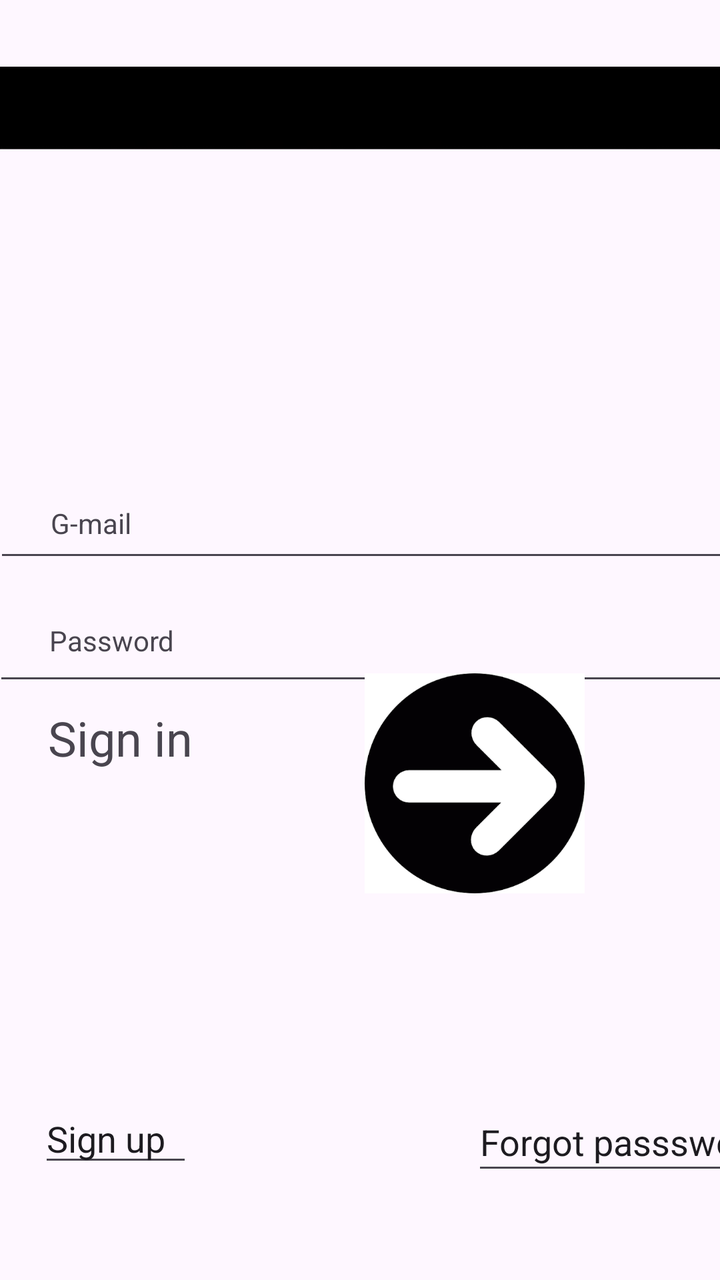
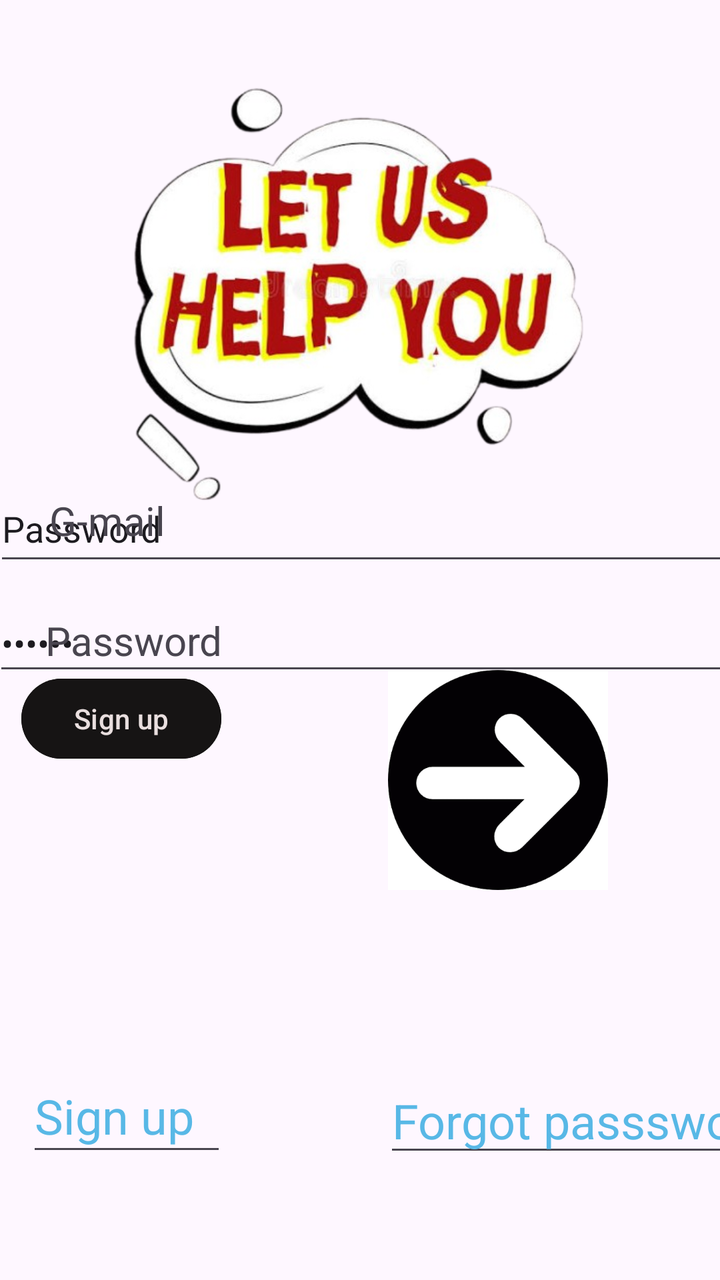

Before-and-after screenshots of an Android layout around one commit, followed by the original layout XML and the change that was made.
<!-- AndroidManifest.xml: application theme Theme.MyApplication -->
<!-- res/layout/activity_login.xml -->
<?xml version="1.0" encoding="utf-8"?>
<androidx.constraintlayout.widget.ConstraintLayout xmlns:android="http://schemas.android.com/apk/res/android"
    xmlns:app="http://schemas.android.com/apk/res-auto"
    xmlns:tools="http://schemas.android.com/tools"
    android:id="@+id/main"
    android:layout_width="match_parent"
    android:layout_height="match_parent"
    android:backgroundTintMode="add"
    android:visibility="visible"
    tools:context=".Login"
    tools:visibility="visible">

    <EditText
        android:id="@+id/editTextText"
        android:layout_width="77dp"
        android:layout_height="40dp"
        android:ems="10"
        android:inputType="text"
        android:text="Sign up"
        app:layout_constraintBottom_toBottomOf="parent"
        app:layout_constraintEnd_toEndOf="parent"
        app:layout_constraintHorizontal_bias="0.068"
        app:layout_constraintStart_toStartOf="parent"
        app:layout_constraintTop_toTopOf="parent"
        app:layout_constraintVertical_bias="0.914" />

    <EditText
        android:id="@+id/editTextText2"
        android:layout_width="158dp"
        android:layout_height="46dp"
        android:layout_marginStart="236dp"
        android:ems="10"
        android:inputType="text"
        android:text="Forgot passsword"
        app:layout_constraintBottom_toBottomOf="parent"
        app:layout_constraintStart_toStartOf="parent"
        app:layout_constraintTop_toTopOf="parent"
        app:layout_constraintVertical_bias="0.92" />

    <TextView
        android:id="@+id/textView5"
        android:layout_width="wrap_content"
        android:layout_height="34dp"
        android:text="Sign in"
        android:textSize="24sp"
        app:layout_constraintBottom_toBottomOf="parent"
        app:layout_constraintEnd_toEndOf="parent"
        app:layout_constraintHorizontal_bias="0.083"
        app:layout_constraintStart_toStartOf="parent"
        app:layout_constraintTop_toTopOf="parent"
        app:layout_constraintVertical_bias="0.582" />

    <EditText
        android:id="@+id/editTextTextPassword"
        android:layout_width="369dp"
        android:layout_height="55dp"
        android:ems="10"
        android:inputType="textPassword"
        app:layout_constraintBottom_toBottomOf="parent"
        app:layout_constraintEnd_toEndOf="parent"
        app:layout_constraintHorizontal_bias="0.412"
        app:layout_constraintStart_toStartOf="parent"
        app:layout_constraintTop_toTopOf="parent" />

    <TextView
        android:id="@+id/textView6"
        android:layout_width="wrap_content"
        android:layout_height="wrap_content"
        android:text="Password"
        app:layout_constraintBottom_toBottomOf="parent"
        app:layout_constraintEnd_toEndOf="parent"
        app:layout_constraintHorizontal_bias="0.083"
        app:layout_constraintStart_toStartOf="parent"
        app:layout_constraintTop_toTopOf="parent" />

    <EditText
        android:id="@+id/editTextTextEmailAddress2"
        android:layout_width="368dp"
        android:layout_height="50dp"
        android:ems="10"
        android:inputType="textEmailAddress"
        app:layout_constraintBottom_toBottomOf="parent"
        app:layout_constraintEnd_toEndOf="parent"
        app:layout_constraintHorizontal_bias="0.421"
        app:layout_constraintStart_toStartOf="parent"
        app:layout_constraintTop_toTopOf="parent"
        app:layout_constraintVertical_bias="0.4" />

    <TextView
        android:id="@+id/textView8"
        android:layout_width="wrap_content"
        android:layout_height="wrap_content"
        android:text="G-mail"
        app:layout_constraintBottom_toBottomOf="parent"
        app:layout_constraintEnd_toEndOf="parent"
        app:layout_constraintHorizontal_bias="0.079"
        app:layout_constraintStart_toStartOf="parent"
        app:layout_constraintTop_toTopOf="parent"
        app:layout_constraintVertical_bias="0.406" />

    <ImageView
        android:id="@+id/imageView13"
        android:layout_width="170dp"
        android:layout_height="110dp"
        app:layout_constraintBottom_toBottomOf="parent"
        app:layout_constraintEnd_toEndOf="parent"
        app:layout_constraintHorizontal_bias="0.801"
        app:layout_constraintStart_toStartOf="parent"
        app:layout_constraintTop_toTopOf="parent"
        app:layout_constraintVertical_bias="0.635"
        app:srcCompat="@drawable/images__5_" />

    <ImageView
        android:id="@+id/imageView18"
        android:layout_width="wrap_content"
        android:layout_height="wrap_content"
        app:srcCompat="@drawable/black_border"
        tools:layout_editor_absoluteX="0dp"
        tools:layout_editor_absoluteY="-34dp" />

    <ImageView
        android:id="@+id/imageView19"
        android:layout_width="wrap_content"
        android:layout_height="wrap_content"
        app:srcCompat="@drawable/black_border"
        tools:layout_editor_absoluteX="0dp"
        tools:layout_editor_absoluteY="818dp" />

</androidx.constraintlayout.widget.ConstraintLayout>
<!-- resources referenced by this layout -->
<resources>
  <!-- drawable black_border: jpg bitmap (drawable, 2205 bytes) -->
  <!-- drawable images__5_: png bitmap (drawable, 7334 bytes) -->
  <style name="Theme.MyApplication" parent="Base.Theme.MyApplication" />
  <style name="Base.Theme.MyApplication" parent="Theme.Material3.DayNight.NoActionBar">
          
          
      </style>
</resources>

<!-- the commit's change to res/layout/activity_login.xml (unified diff, before → after) -->
@@ -12,50 +12,42 @@
 
     <EditText
         android:id="@+id/editTextText"
-        android:layout_width="77dp"
-        android:layout_height="40dp"
+        android:layout_width="100dp"
+        android:layout_height="53dp"
         android:ems="10"
         android:inputType="text"
         android:text="Sign up"
+        android:textColor="#58b8E6"
+        android:textSize="24dp"
         app:layout_constraintBottom_toBottomOf="parent"
         app:layout_constraintEnd_toEndOf="parent"
-        app:layout_constraintHorizontal_bias="0.068"
+        app:layout_constraintHorizontal_bias="0.051"
         app:layout_constraintStart_toStartOf="parent"
         app:layout_constraintTop_toTopOf="parent"
-        app:layout_constraintVertical_bias="0.914" />
+        app:layout_constraintVertical_bias="0.903" />
 
     <EditText
         android:id="@+id/editTextText2"
-        android:layout_width="158dp"
-        android:layout_height="46dp"
-        android:layout_marginStart="236dp"
+        android:layout_width="200dp"
+        android:layout_height="49dp"
+        android:layout_marginStart="192dp"
         android:ems="10"
         android:inputType="text"
         android:text="Forgot passsword"
+        android:textColor="#58B8E6"
+        android:textSize="24sp"
         app:layout_constraintBottom_toBottomOf="parent"
         app:layout_constraintStart_toStartOf="parent"
         app:layout_constraintTop_toTopOf="parent"
-        app:layout_constraintVertical_bias="0.92" />
-
-    <TextView
-        android:id="@+id/textView5"
-        android:layout_width="wrap_content"
-        android:layout_height="34dp"
-        android:text="Sign in"
-        android:textSize="24sp"
-        app:layout_constraintBottom_toBottomOf="parent"
-        app:layout_constraintEnd_toEndOf="parent"
-        app:layout_constraintHorizontal_bias="0.083"
-        app:layout_constraintStart_toStartOf="parent"
-        app:layout_constraintTop_toTopOf="parent"
-        app:layout_constraintVertical_bias="0.582" />
+        app:layout_constraintVertical_bias="0.904" />
 
     <EditText
         android:id="@+id/editTextTextPassword"
+        android:text="G-mail"
         android:layout_width="369dp"
-        android:layout_height="55dp"
+        android:layout_height="45dp"
         android:ems="10"
-        android:inputType="textPassword"
+        android:inputType="text|textPassword"
         app:layout_constraintBottom_toBottomOf="parent"
         app:layout_constraintEnd_toEndOf="parent"
         app:layout_constraintHorizontal_bias="0.412"
@@ -67,6 +59,7 @@
         android:layout_width="wrap_content"
         android:layout_height="wrap_content"
         android:text="Password"
+        android:textSize="20sp"
         app:layout_constraintBottom_toBottomOf="parent"
         app:layout_constraintEnd_toEndOf="parent"
         app:layout_constraintHorizontal_bias="0.083"
@@ -79,24 +72,26 @@
         android:layout_height="50dp"
         android:ems="10"
         android:inputType="textEmailAddress"
+        android:text="Password"
         app:layout_constraintBottom_toBottomOf="parent"
         app:layout_constraintEnd_toEndOf="parent"
-        app:layout_constraintHorizontal_bias="0.421"
+        app:layout_constraintHorizontal_bias="0.418"
         app:layout_constraintStart_toStartOf="parent"
         app:layout_constraintTop_toTopOf="parent"
-        app:layout_constraintVertical_bias="0.4" />
+        app:layout_constraintVertical_bias="0.403" />
 
     <TextView
         android:id="@+id/textView8"
-        android:layout_width="wrap_content"
-        android:layout_height="wrap_content"
+        android:layout_width="78dp"
+        android:layout_height="34dp"
         android:text="G-mail"
+        android:textSize="20sp"
         app:layout_constraintBottom_toBottomOf="parent"
         app:layout_constraintEnd_toEndOf="parent"
-        app:layout_constraintHorizontal_bias="0.079"
+        app:layout_constraintHorizontal_bias="0.087"
         app:layout_constraintStart_toStartOf="parent"
         app:layout_constraintTop_toTopOf="parent"
-        app:layout_constraintVertical_bias="0.406" />
+        app:layout_constraintVertical_bias="0.407" />
 
     <ImageView
         android:id="@+id/imageView13"
@@ -104,26 +99,38 @@
         android:layout_height="110dp"
         app:layout_constraintBottom_toBottomOf="parent"
         app:layout_constraintEnd_toEndOf="parent"
-        app:layout_constraintHorizontal_bias="0.801"
+        app:layout_constraintHorizontal_bias="0.863"
         app:layout_constraintStart_toStartOf="parent"
         app:layout_constraintTop_toTopOf="parent"
-        app:layout_constraintVertical_bias="0.635"
+        app:layout_constraintVertical_bias="0.632"
         app:srcCompat="@drawable/images__5_" />
 
-    <ImageView
-        android:id="@+id/imageView18"
-        android:layout_width="wrap_content"
-        android:layout_height="wrap_content"
-        app:srcCompat="@drawable/black_border"
-        tools:layout_editor_absoluteX="0dp"
-        tools:layout_editor_absoluteY="-34dp" />
+
 
     <ImageView
-        android:id="@+id/imageView19"
-        android:layout_width="wrap_content"
-        android:layout_height="wrap_content"
-        app:srcCompat="@drawable/black_border"
-        tools:layout_editor_absoluteX="0dp"
-        tools:layout_editor_absoluteY="818dp" />
+        android:layout_height="259dp"
+        android:id="@+id/imageView15"
+        android:layout_width="286dp"
+        app:layout_constraintBottom_toBottomOf="@+id/editTextTextPassword"
+         app:layout_constraintEnd_toEndOf="parent"
+       app:layout_constraintHorizontal_bias="0.496"
+        app:layout_constraintStart_toStartOf="parent"
+        app:layout_constraintTop_toTopOf="parent"
+        app:layout_constraintVertical_bias="0.119"
+        app:srcCompat="@drawable/images_removebg_preview" />
+
+    <Button
+        android:id="@+id/button"
+        android:layout_width="100dp"
+        android:layout_height="48dp"
+        android:backgroundTint="#161414"
+        android:text="Sign up"
+         android:textColor="#E9DFDF"
+       app:layout_constraintBottom_toTopOf="@+id/editTextText"
+        app:layout_constraintEnd_toStartOf="@+id/imageView13"
+        app:layout_constraintHorizontal_bias="0.166"
+        app:layout_constraintStart_toStartOf="parent"
+        app:layout_constraintTop_toTopOf="parent"
+        app:layout_constraintVertical_bias="0.696" />
 
 </androidx.constraintlayout.widget.ConstraintLayout>
<!-- resource entries referenced after the edit -->
@@ -1,7 +1,7 @@
 <!-- resources referenced by this layout -->
 <resources>
-  <!-- drawable black_border: jpg bitmap (drawable, 2205 bytes) -->
   <!-- drawable images__5_: png bitmap (drawable, 7334 bytes) -->
+  <!-- drawable images_removebg_preview: png bitmap (drawable, 208215 bytes) -->
   <style name="Theme.MyApplication" parent="Base.Theme.MyApplication" />
   <style name="Base.Theme.MyApplication" parent="Theme.Material3.DayNight.NoActionBar">
           
